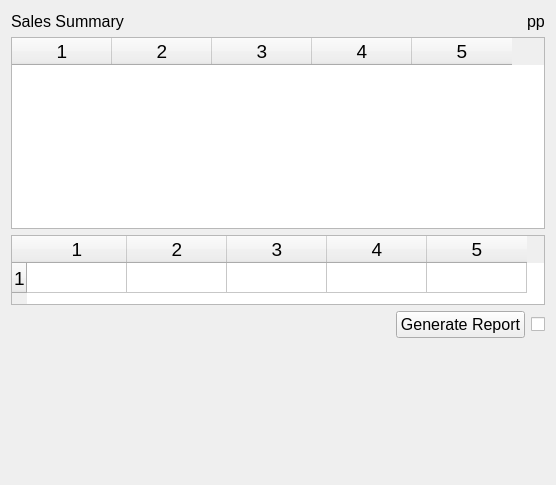
The window that estorecpp/salesummary.ui (Watti/estorecpp) describes before a commit, drawn with Qt 5.
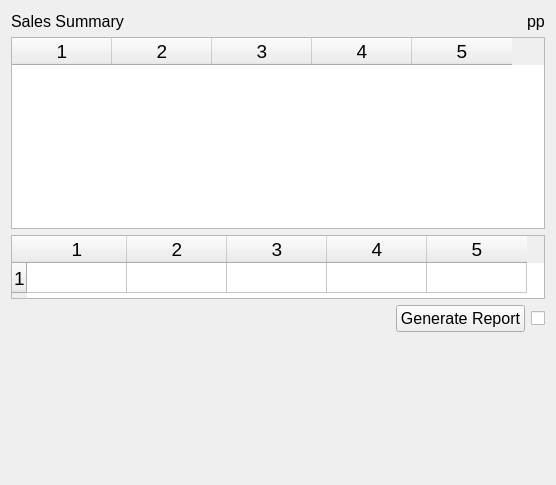
The same window after the commit. Icons and pictures are not drawn.

Diff of the .ui file:
```diff
--- a/estorecpp/salesummary.ui
+++ b/estorecpp/salesummary.ui
@@ -100,7 +100,7 @@
      <property name="maximumSize">
       <size>
        <width>16777215</width>
-       <height>70</height>
+       <height>64</height>
       </size>
      </property>
      <property name="font">
```
